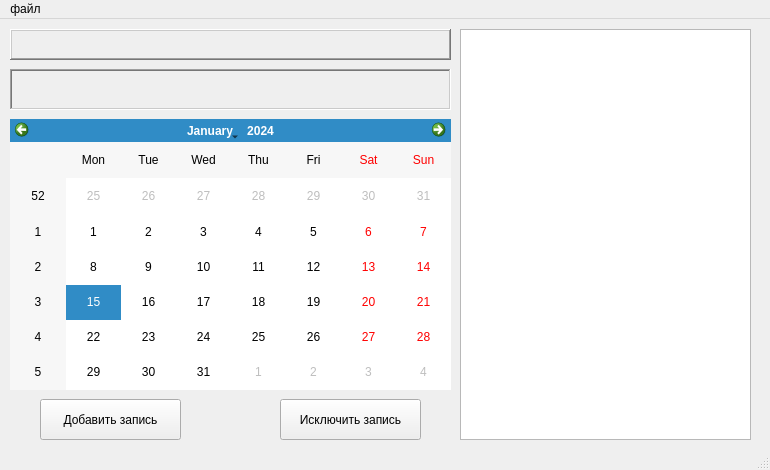
Old version of the form mainwindow.ui in the repository Dimitrius-dev/CalendarQt_course.
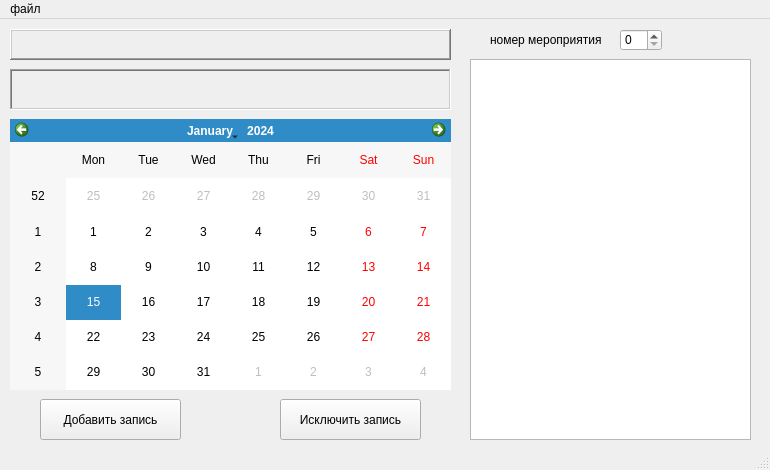
New version of the form.

Patch:
```diff
--- a/mainwindow.ui
+++ b/mainwindow.ui
@@ -100,14 +100,40 @@
      <string/>
     </property>
    </widget>
-   <widget class="QListWidget" name="listWidget">
+   <widget class="QTextBrowser" name="textBrowser">
     <property name="geometry">
      <rect>
-      <x>460</x>
+      <x>470</x>
+      <y>40</y>
+      <width>281</width>
+      <height>381</height>
+     </rect>
+    </property>
+   </widget>
+   <widget class="QLabel" name="label_3">
+    <property name="geometry">
+     <rect>
+      <x>490</x>
       <y>10</y>
-      <width>291</width>
-      <height>411</height>
+      <width>151</width>
+      <height>21</height>
      </rect>
+    </property>
+    <property name="text">
+     <string>номер мероприятия</string>
+    </property>
+   </widget>
+   <widget class="QSpinBox" name="spinBox">
+    <property name="geometry">
+     <rect>
+      <x>620</x>
+      <y>10</y>
+      <width>42</width>
+      <height>22</height>
+     </rect>
+    </property>
+    <property name="buttonSymbols">
+     <enum>QAbstractSpinBox::UpDownArrows</enum>
     </property>
    </widget>
   </widget>
```
